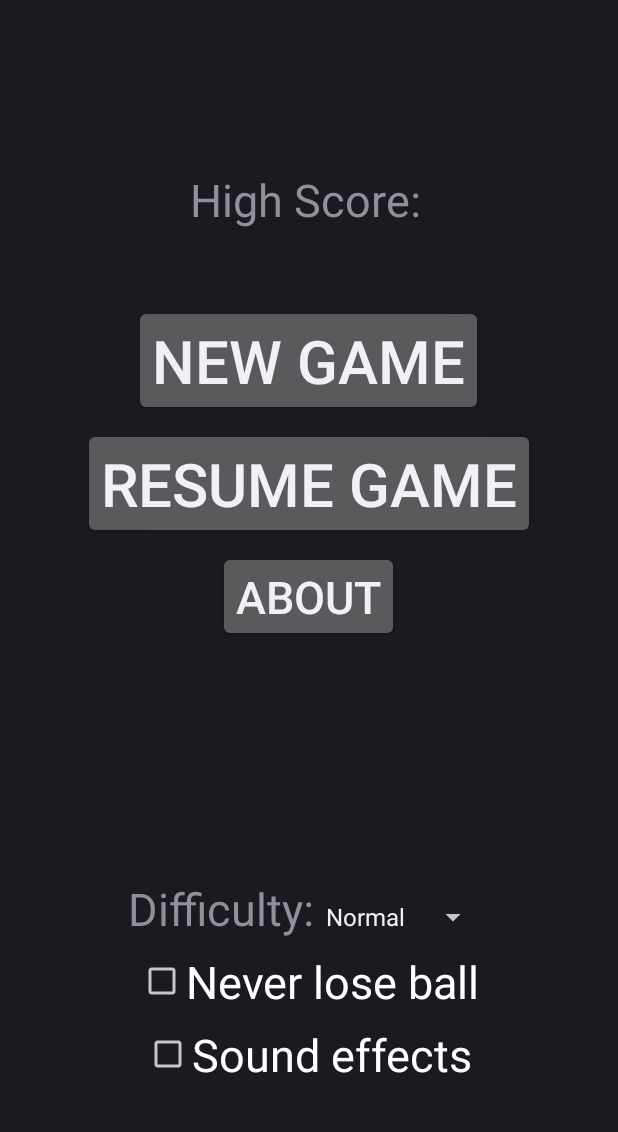
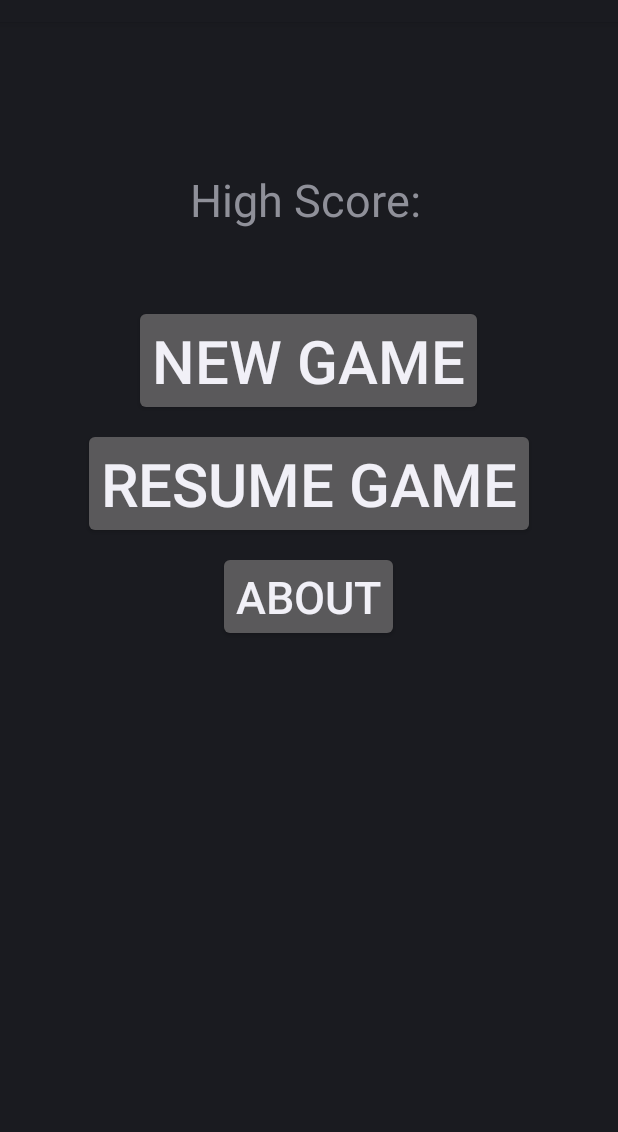
Before and after one commit to fadden/android-breakout, an Android app: the screen it shows after launch (BreakoutActivity), on a phone screen of 412 x 824 dp, the part 62-1194 px from its top. Run offline under Robolectric (Android 15) with nearby library versions, the phone set to English and light mode, and no system bars; pictures from the network do not load.

Commit message:
- set lives to only 1 (removes extra balls displayed during game, and we always win anway) - hide extra options on main screen so we can ensure always win scenario

```diff
--- a/app/src/main/java/com/faddensoft/breakout/GameActivity.java
+++ b/app/src/main/java/com/faddensoft/breakout/GameActivity.java
@@ -165,7 +165,7 @@ public class GameActivity extends Activity {
                 ballSize = 2.0f;
                 paddleSize = 2.0f;
                 scoreMultiplier = 0.75f;
-                maxLives = 4;
+                maxLives = 1;
                 minSpeed = 200;
                 maxSpeed = 500;
                 break;
@@ -196,6 +196,11 @@ public class GameActivity extends Activity {
             default:
                 throw new RuntimeException("bad difficulty index " + sDifficultyIndex);
         }
+
+        // always win
+        maxLives = 1;
+        sNeverLoseBall = true;
+        sSoundEffectsEnabled = true;
 
         mGameState.setBallSizeMultiplier(ballSize);
         mGameState.setPaddleSizeMultiplier(paddleSize);
--- a/app/src/main/res/layout/main2.xml
+++ b/app/src/main/res/layout/main2.xml
@@ -1,5 +1,4 @@
-<?xml version="1.0" encoding="utf-8"?>
-<!--
+<?xml version="1.0" encoding="utf-8"?><!--
 Copyright 2012 Google Inc. All Rights Reserved.
 
 Licensed under the Apache License, Version 2.0 (the "License");
@@ -18,24 +17,28 @@ limitations under the License.
 <LinearLayout xmlns:android="http://schemas.android.com/apk/res/android"
     android:layout_width="fill_parent"
     android:layout_height="fill_parent"
-    android:orientation="vertical"
+    android:layout_weight="2"
     android:gravity="center"
-    android:layout_weight="2" >
+    android:orientation="vertical">
 
     <LinearLayout
         android:layout_width="wrap_content"
         android:layout_height="wrap_content"
-        android:orientation="horizontal"
-        android:layout_marginBottom="8dp" >
+        android:layout_marginBottom="8dp"
+        android:orientation="horizontal">
+
         <TextView
             android:layout_width="wrap_content"
             android:layout_height="wrap_content"
+            android:text="@string/difficulty"
             android:textSize="30sp"
-            android:text="@string/difficulty" />
+            android:visibility="invisible" />
+
         <Spinner
             android:id="@+id/spinner_difficultyLevel"
             android:layout_width="wrap_content"
-            android:layout_height="wrap_content" />
+            android:layout_height="wrap_content"
+            android:visibility="invisible" />
     </LinearLayout>
 
     <CheckBox
@@ -43,16 +46,18 @@ limitations under the License.
         android:layout_width="wrap_content"
         android:layout_height="wrap_content"
         android:layout_marginBottom="8dp"
+        android:onClick="clickNeverLoseBall"
         android:text="@string/checkbox_neverLoseBall"
         android:textSize="30sp"
-        android:onClick="clickNeverLoseBall" />
+        android:visibility="invisible" />
 
     <CheckBox
         android:id="@+id/checkbox_soundEffectsEnabled"
         android:layout_width="wrap_content"
         android:layout_height="wrap_content"
+        android:onClick="clickSoundEffectsEnabled"
         android:text="@string/checkbox_soundEffectsEnabled"
         android:textSize="30sp"
-        android:onClick="clickSoundEffectsEnabled" />
+        android:visibility="invisible" />
 
 </LinearLayout>
```
Also changed, not shown: 1 other file.
